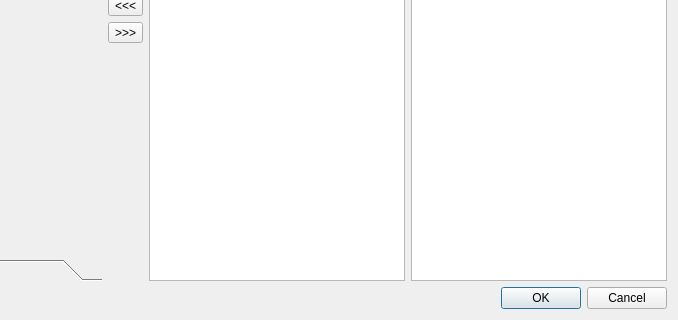
Old version of the form src/tiled/BuildingEditor/buildingtilesdialog.ui in the repository timbaker/tiled; both pictures show x 172 to 850 and y 255 to 575 of the 850 by 575 pixel window.
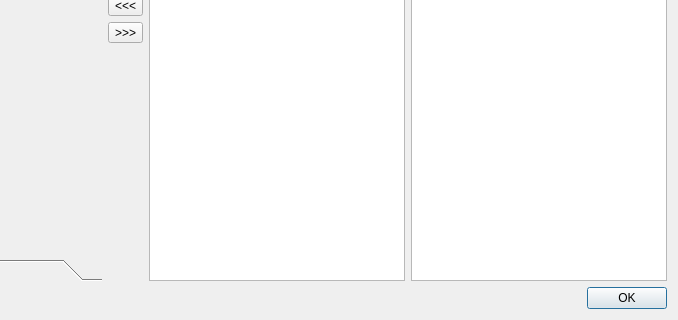
New version of the form. Icons and pictures are not drawn. Custom widgets are drawn as their Qt base class.

Commit message:
Implementing various building dialog functionality, etc.
Building templates are saved and loaded from BuildingTemplates.txt.
Building tiles are saved and loaded from BuildingTiles.txt.
Added ToolManager to better handle tool activation.
A new building can be created without any template (no rooms, etc).
Added 'Tiles...' button to the tile-picker dialog.
The Pencil tool is made current when creating a new building, if the building
has any rooms.
Deleting rooms updates BuildingFloors and editing/preview scenes.
Added 'Template From Building..." command.

Patch:
```diff
--- a/src/tiled/BuildingEditor/buildingtilesdialog.ui
+++ b/src/tiled/BuildingEditor/buildingtilesdialog.ui
@@ -128,7 +128,7 @@
       <enum>Qt::Horizontal</enum>
      </property>
      <property name="standardButtons">
-      <set>QDialogButtonBox::Cancel|QDialogButtonBox::Ok</set>
+      <set>QDialogButtonBox::Ok</set>
      </property>
     </widget>
    </item>
```
Left out of the diff: 8 changed lines with no effect on the pictures. The commit also changes 45 other files.
